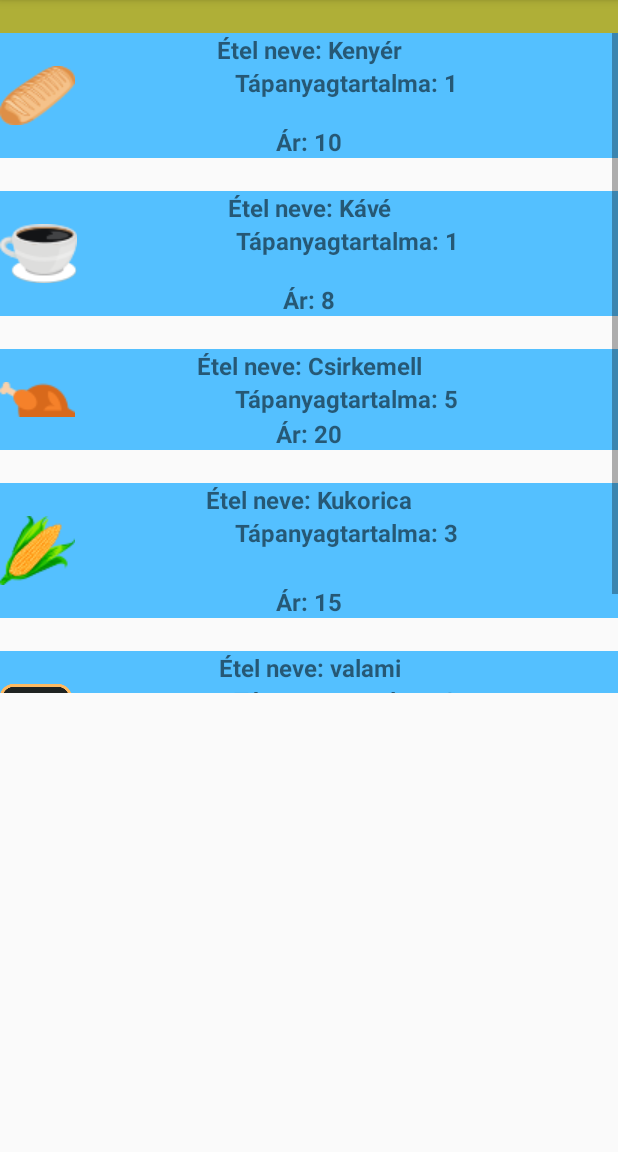
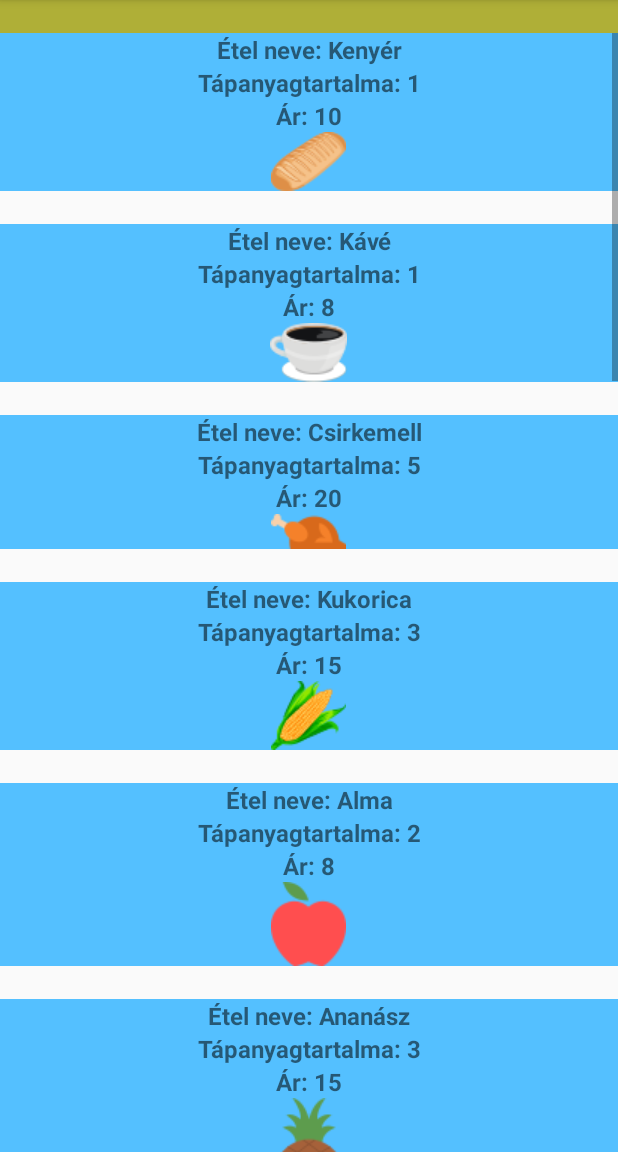
Before and after one commit to GalmabO/hu.nik.uniobuda.GalambO2, an Android app: the screen it shows after launch (StoreActivity), after a tap on "IRÁNY A BOLT!", on a phone screen of 412 x 824 dp, the part 84-1236 px from its top. Run offline under Robolectric (Android 15) with nearby library versions, the phone set to English and light mode, and no system bars; 1 statement that could not run was skipped.

Commit message:
több étel

```diff
--- a/app/src/main/java/nik/uniobuda/hu/galambo/KajaAdapter.java
+++ b/app/src/main/java/nik/uniobuda/hu/galambo/KajaAdapter.java
@@ -60,7 +60,7 @@ public class KajaAdapter extends BaseAdapter {
         int h = image.getIntrinsicHeight();
         int w = image.getIntrinsicWidth();
         image.setBounds( 0, 0, w, h );
-        tapa.setCompoundDrawablesRelativeWithIntrinsicBounds(image,null,null,null);
+        arTextView.setCompoundDrawablesRelativeWithIntrinsicBounds(null,null,null,image);
         ures.setText(" ");
         //vetelgomb.setText("Vásárlás");
         //vetelgomb.setTag(items.get(position).getNev());
--- a/app/src/main/java/nik/uniobuda/hu/galambo/Store.java
+++ b/app/src/main/java/nik/uniobuda/hu/galambo/Store.java
@@ -1,15 +1,7 @@
 package nik.uniobuda.hu.galambo;
 
 
-import android.app.Application;
-import android.content.Context;
-import android.graphics.drawable.Drawable;
-import android.os.Parcelable;
-
 import java.util.ArrayList;
-import java.util.Collections;
-import java.util.Dictionary;
-import java.util.Hashtable;
 import java.util.List;
 
 /**
@@ -26,7 +18,22 @@ public abstract class Store
         cikkek.add(new Food("Kávé",1,8,MainActivity.getContext().getResources().getDrawable(R.drawable.kave)));
         cikkek.add(new Food("Csirkemell",5,20,MainActivity.getContext().getResources().getDrawable(R.drawable.csirke)));
         cikkek.add(new Food("Kukorica",3,15,MainActivity.getContext().getResources().getDrawable(R.drawable.kukorica)));
-        cikkek.add(new Food("valami",0,0,MainActivity.getContext().getResources().getDrawable(R.mipmap.ic_launcher)));
+        cikkek.add(new Food("Alma",2,8,MainActivity.getContext().getResources().getDrawable(R.drawable.alma)));
+        cikkek.add(new Food("Ananász",3,15,MainActivity.getContext().getResources().getDrawable(R.drawable.ananasz)));
+        cikkek.add(new Food("Görögdinnye",1,6,MainActivity.getContext().getResources().getDrawable(R.drawable.dinnye)));
+        cikkek.add(new Food("Eper",2,10,MainActivity.getContext().getResources().getDrawable(R.drawable.eper)));
+        cikkek.add(new Food("Fánk",2,15,MainActivity.getContext().getResources().getDrawable(R.drawable.fank)));
+        cikkek.add(new Food("Hamburger",5,26,MainActivity.getContext().getResources().getDrawable(R.drawable.hamburger)));
+        cikkek.add(new Food("Hotdog",3,18,MainActivity.getContext().getResources().getDrawable(R.drawable.hotdog)));
+        cikkek.add(new Food("Narancs",2,12,MainActivity.getContext().getResources().getDrawable(R.drawable.narancs)));
+        cikkek.add(new Food("Paradicsom",1,4,MainActivity.getContext().getResources().getDrawable(R.drawable.paradicsom)));
+        cikkek.add(new Food("Uborka",1,4,MainActivity.getContext().getResources().getDrawable(R.drawable.uborka)));
+        cikkek.add(new Food("Saláta",2,8,MainActivity.getContext().getResources().getDrawable(R.drawable.salata)));
+        cikkek.add(new Food("Sültkrumpli",3,20,MainActivity.getContext().getResources().getDrawable(R.drawable.sultkrumli)));
+        cikkek.add(new Food("Torta",4,15,MainActivity.getContext().getResources().getDrawable(R.drawable.torra)));
+        cikkek.add(new Food("Pizza",5,25,MainActivity.getContext().getResources().getDrawable(R.drawable.pizza)));
+
+
     }
 
     public static List<Food> getCikkek() {
```
Also changed, not shown: app/src/main/res/drawable-normal/alma.png (added), app/src/main/res/drawable-normal/ananasz.png (added), app/src/main/res/drawable-normal/dinnye.png (added), app/src/main/res/drawable-normal/eper.png (added), app/src/main/res/drawable-normal/fank.png (added), app/src/main/res/drawable-normal/hamburger.png (added), app/src/main/res/drawable-normal/hotdog.png (added), app/src/main/res/drawable-normal/narancs.png (added), app/src/main/res/drawable-normal/paradicsom.png (added), app/src/main/res/drawable-normal/pizza.png (added), app/src/main/res/drawable-normal/salata.png (added), app/src/main/res/drawable-normal/sultkrumli.png (added), app/src/main/res/drawable-normal/torra.png (added), app/src/main/res/drawable-normal/uborka.png (added).
